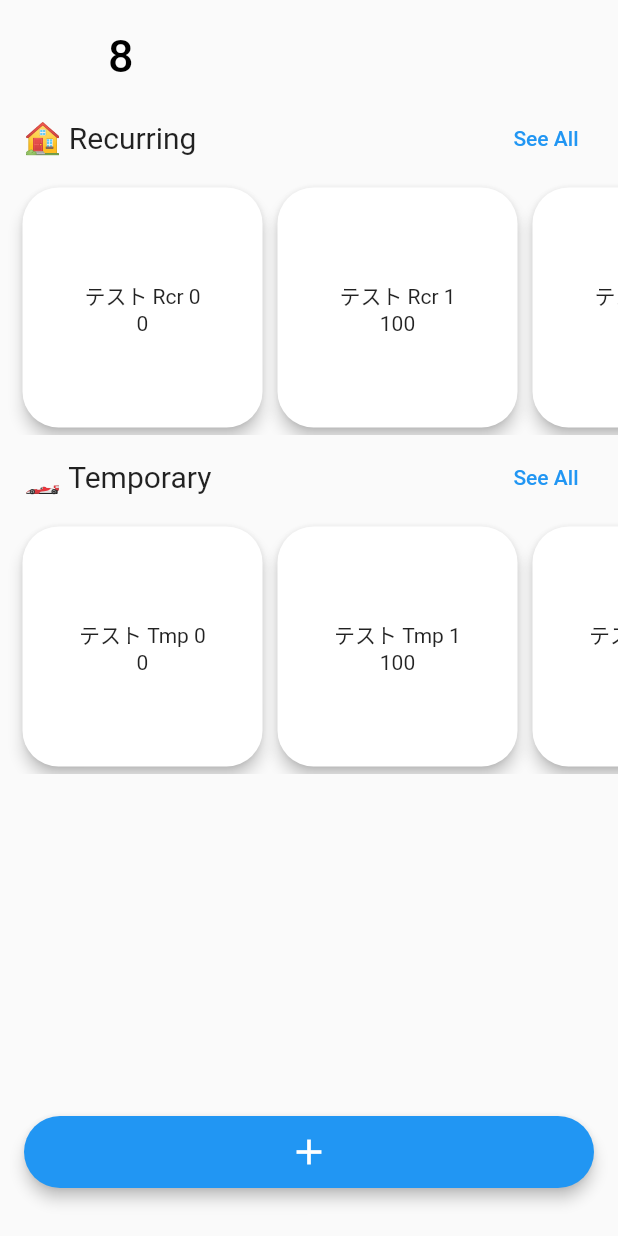
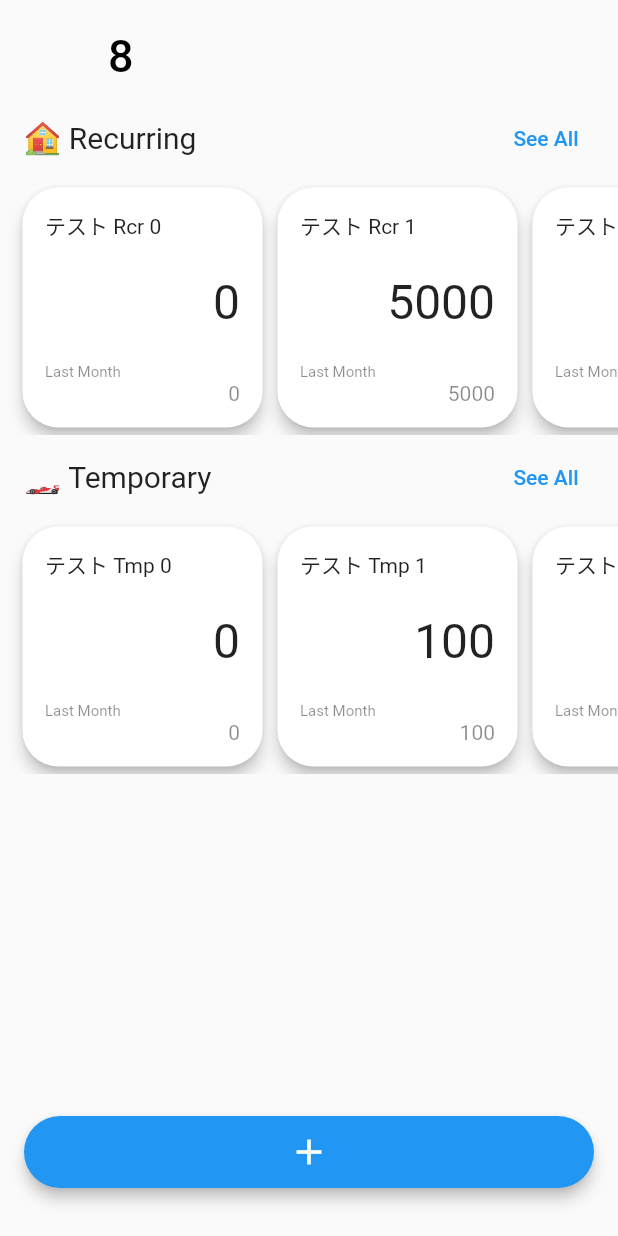
Before and after one commit to yongikim/bd, a Flutter app: the screen it shows after launch, on a phone screen of 412 x 824 dp. Run offline on Flutter 3.47's test engine with Material 2 defaults, Android fonts, the light colour scheme and no system bars.

Commit message:
Style SumamryCard

```diff
--- a/lib/home_tab_view.dart
+++ b/lib/home_tab_view.dart
@@ -53,7 +53,7 @@ class _HomeTabViewState extends State<HomeTabView>
     // TODO: Replace with Real Database
     List<ExpenseSummary> recurring = List.generate(5, (index) {
       return ExpenseSummary(
-          'テスト Rcr $index', index * 100, widget.year, widget.month);
+          'テスト Rcr $index', index * 5000, widget.year, widget.month);
     });
     List<ExpenseSummary> temporary = List.generate(5, (index) {
       return ExpenseSummary(
@@ -74,20 +74,71 @@ class _HomeTabViewState extends State<HomeTabView>
       shape: RoundedRectangleBorder(
         borderRadius: BorderRadius.circular(24),
       ),
+      child: Padding(
+        padding: const EdgeInsets.all(15),
         child: Column(
-        mainAxisAlignment: MainAxisAlignment.center,
+          mainAxisAlignment: MainAxisAlignment.start,
           children: [
-          Center(
+            Container(
+              alignment: Alignment.centerLeft,
+              child: Text(summary.name,
+                  style: const TextStyle(
+                    fontSize: 14,
+                  )),
+            ),
+            const Spacer(),
+            Container(
+              alignment: Alignment.centerRight,
               child: Text(
-              summary.name,
+                summary.amount.toString(),
+                style: const TextStyle(
+                  fontSize: 32,
                 ),
               ),
-          Center(
+            ),
+            const Spacer(),
+            // Container(
+            //   alignment: Alignment.centerLeft,
+            //   child: const Text(
+            //     'Budget',
+            //     style: TextStyle(
+            //       fontSize: 10,
+            //       color: Colors.black45,
+            //     ),
+            //   ),
+            // ),
+            // Container(
+            //   alignment: Alignment.centerRight,
+            //   child: Text(
+            //     summary.amount.toString(),
+            //     style: const TextStyle(
+            //       fontSize: 14,
+            //       color: Colors.black45,
+            //     ),
+            //   ),
+            // ),
+            Container(
+              alignment: Alignment.centerLeft,
+              child: const Text(
+                'Last Month',
+                style: TextStyle(
+                  fontSize: 10,
+                  color: Colors.black45,
+                ),
+              ),
+            ),
+            Container(
+              alignment: Alignment.centerRight,
               child: Text(
                 summary.amount.toString(),
+                style: const TextStyle(
+                  fontSize: 14,
+                  color: Colors.black45,
+                ),
               ),
             ),
           ],
+        ),
       ),
     );
   }
```
Lines whose indentation alone changed are shown as unchanged.
